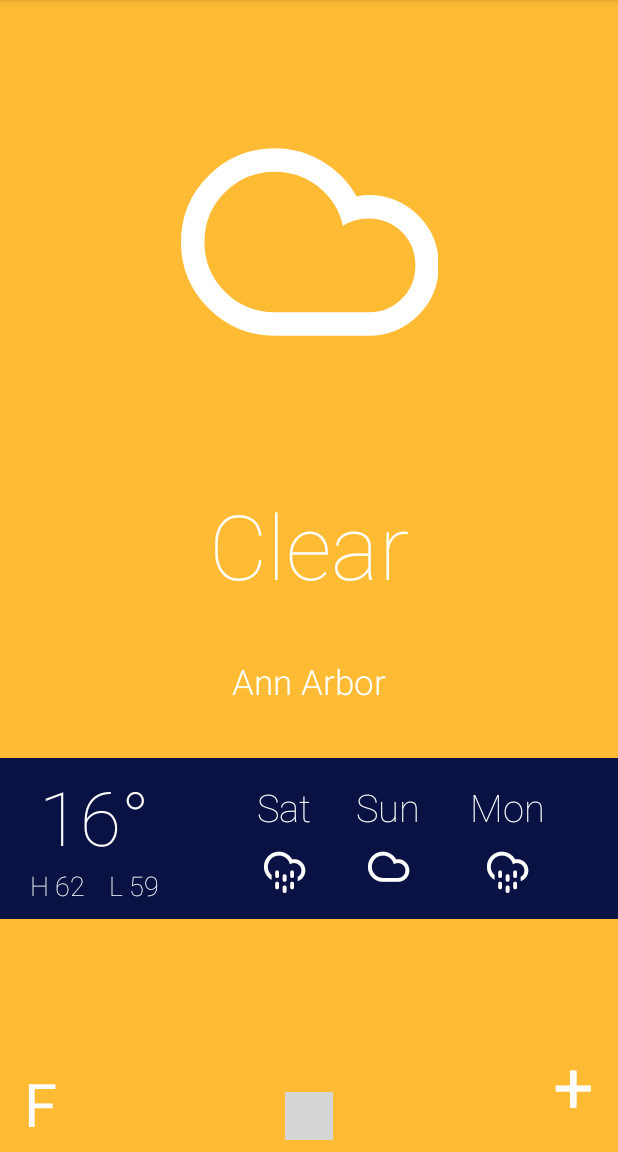
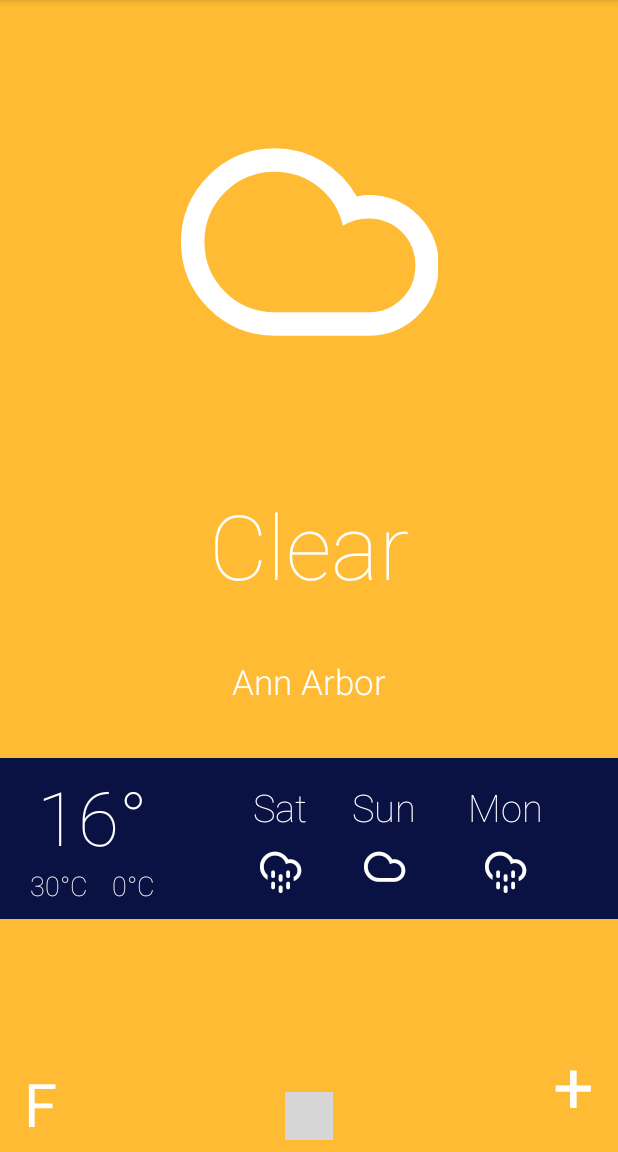
Before and after one commit to Luna-Jia/Android_Weather_App, an Android app: the screen it shows after launch (MainActivity), on a phone screen of 412 x 824 dp, the part 84-1236 px from its top. Run offline under Robolectric (Android 15) with nearby library versions, the phone set to English and light mode, and no system bars; libraries missing offline, so code that uses them is left out: com.tbuonomo.viewpagerdotsindicator; plain views replace SpringDotsIndicator; pictures from the network do not load; 2 statements that could not run were skipped; grey boxes are pictures that could not be loaded.

Commit message:
Fetch today's Max & Min temperature via API

```diff
--- a/A13Pager/app/src/main/java/com/example/a13pager/MainActivity.java
+++ b/A13Pager/app/src/main/java/com/example/a13pager/MainActivity.java
@@ -16,11 +16,11 @@ import com.tbuonomo.viewpagerdotsindicator.SpringDotsIndicator;
 public class MainActivity extends AppCompatActivity {
     // https://www.journaldev.com/26148/android-viewpager2
     private MyModel[] cv_pages = {
-            new MyModel("Ann Arbor", "Clear", android.R.color.holo_orange_light,"48105","16°C"),
-            new MyModel("Yuma", "Cloud", android.R.color.holo_green_light,"85364", "16°C"),
-            new MyModel("Orlando", "Rain", android.R.color.holo_blue_light,"32801", "16°C"),
-            new MyModel("Ypsilanti","Rain", android.R.color.holo_blue_light,"48197", "16°C"),
-            new MyModel("Fort Wainwright","Rain", android.R.color.holo_blue_light,"99703", "16°C"),
+            new MyModel("Ann Arbor", "Clear", android.R.color.holo_orange_light,"48105","16°C","30°C","0°C"),
+            new MyModel("Yuma", "Cloud", android.R.color.holo_green_light,"85364", "16°C","30°C","0°C"),
+            new MyModel("Orlando", "Rain", android.R.color.holo_blue_light,"32801", "16°C","30°C","0°C"),
+            new MyModel("Ypsilanti","Rain", android.R.color.holo_blue_light,"48197", "16°C","30°C","0°C"),
+            new MyModel("Fort Wainwright","Rain", android.R.color.holo_blue_light,"99703", "16°C","30°C","0°C"),
     };
     private ViewPager2 viewPager2;
 
--- a/A13Pager/app/src/main/java/com/example/a13pager/MyModel.java
+++ b/A13Pager/app/src/main/java/com/example/a13pager/MyModel.java
@@ -6,13 +6,17 @@ public class MyModel {
     int mv_color;
     String mv_zipCode;
     String mv_currentTemp;
+    String mv_highTemp;
+    String mv_lowTemp;
 
-    public MyModel(String city, String cond, int color, String zipCode, String tempNow) {
+    public MyModel(String city, String cond, int color, String zipCode, String tempNow, String highTemp, String lowTemp) {
         mv_city = city;
         mv_cond = cond;
         mv_color = color;
         mv_zipCode = zipCode;
         mv_currentTemp = tempNow;
+        mv_highTemp = highTemp;
+        mv_lowTemp = lowTemp;
 
     }
 
@@ -35,4 +39,6 @@ public class MyModel {
     public String mf_getCurrentTemp() {
         return mv_currentTemp;
     }
+    public String mf_getHighTemp() {return mv_highTemp;}
+    public String mf_getLowTemp() {return mv_lowTemp;}
 }
--- a/A13Pager/app/src/main/java/com/example/a13pager/MyViewPager2Adapter.java
+++ b/A13Pager/app/src/main/java/com/example/a13pager/MyViewPager2Adapter.java
@@ -59,7 +59,7 @@ public class MyViewPager2Adapter extends RecyclerView.Adapter<MyViewPager2Adapte
             properties.load(inputStream);
             String apiKey = properties.getProperty("api_key");
 
-            fetchCityName(zipCode, apiKey, holder.cv_city, holder.cv_cond,holder.cv_temperatureTextView);
+            fetchCityName(zipCode, apiKey, holder.cv_city, holder.cv_cond,holder.cv_temperatureTextView, holder.cv_highTemperatureTextView,holder.cv_lowTemperatureTextView);
         } catch (IOException e) {
             e.printStackTrace();
         }
@@ -69,6 +69,8 @@ public class MyViewPager2Adapter extends RecyclerView.Adapter<MyViewPager2Adapte
         holder.cv_cond.setText(cv_models[position].mf_getCond());
         holder.constraintlayout.setBackgroundResource(cv_models[position].mf_getColor());
         holder.cv_temperatureTextView.setText(cv_models[position].mf_getCurrentTemp());
+        holder.cv_highTemperatureTextView.setText(cv_models[position].mf_getHighTemp());
+        holder.cv_lowTemperatureTextView.setText((cv_models[position].mf_getLowTemp()));
 
         // Set the next three days' names
         Calendar calendar = Calendar.getInstance();
@@ -84,7 +86,7 @@ public class MyViewPager2Adapter extends RecyclerView.Adapter<MyViewPager2Adapte
         holder.cv_nextDay3TextView.setText(dayFormat.format(calendar.getTime()));
     }
 
-    private void fetchCityName(String zipCode, String apiKey, TextView CityTextView, TextView descriptionTextView, TextView temperatureTextView) {
+    private void fetchCityName(String zipCode, String apiKey, TextView CityTextView, TextView descriptionTextView, TextView temperatureTextView, TextView highTemperatureTextView, TextView lowTemperatureTextView) {
         String apiUrl = "https://api.openweathermap.org/geo/1.0/zip?zip=" + zipCode + "&limit=5&appid=" + apiKey;
 
         OkHttpClient client = new OkHttpClient();
@@ -112,7 +114,7 @@ public class MyViewPager2Adapter extends RecyclerView.Adapter<MyViewPager2Adapte
                         Log.d("CityName", "Fetched City: " + cityName);
                         Log.d("APIResponse", "Response JSON: " + responseJson);
 
-                        fetchWeatherDescription(latitude, longitude, apiKey, descriptionTextView,temperatureTextView);
+                        fetchWeatherDescription(latitude, longitude, apiKey, descriptionTextView,temperatureTextView, highTemperatureTextView,lowTemperatureTextView);
 
                         ((Activity) context).runOnUiThread(() -> CityTextView.setText(cityName));
                     } catch (JSONException e) {
@@ -124,7 +126,7 @@ public class MyViewPager2Adapter extends RecyclerView.Adapter<MyViewPager2Adapte
         });
     }
 
-    private void fetchWeatherDescription(double latitude, double longitude, String apiKey, TextView descriptionTextView, TextView temperatureTextView) {
+    private void fetchWeatherDescription(double latitude, double longitude, String apiKey, TextView descriptionTextView, TextView temperatureTextView, TextView highTemperatureTextView, TextView lowTemperatureTextView) {
         String apiUrl = "https://api.openweathermap.org/data/3.0/onecall?lat=" + latitude + "&lon=" + longitude + "&appid=" + apiKey + "&units=metric" + "&exclude=minutely,hourly";
 
         OkHttpClient client = new OkHttpClient();
@@ -154,9 +156,17 @@ public class MyViewPager2Adapter extends RecyclerView.Adapter<MyViewPager2Adapte
                         String description = weatherObject.getString("description");
                         double temperature = currentWeather.getDouble("temp");
 
+                        JSONArray dailyArray = jsonObject.getJSONArray("daily");
+                        JSONObject todayWeather = dailyArray.getJSONObject(0);
+                        JSONObject todayTemp = todayWeather.getJSONObject("temp");
+                        double maxTemp = todayTemp.getDouble("max");
+                        double minTemp = todayTemp.getDouble("min");
+
                         ((Activity) context).runOnUiThread(() -> {
                             descriptionTextView.setText(description);
                             temperatureTextView.setText(String.format("%d°C", Math.round(temperature)));
+                            highTemperatureTextView.setText(String.format("H %d°", Math.round(maxTemp)));
+                            lowTemperatureTextView.setText(String.format("L %d°", Math.round(minTemp)));
 
                         });
                     } catch (JSONException e) {
```
